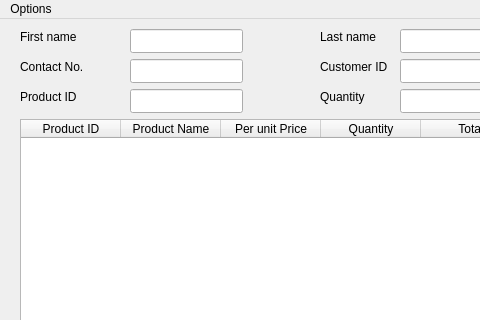
MalikTalha03/Sufi-Traders-DB, file Customer/form.ui: the form before one commit; both pictures show x 0 to 480 and y 0 to 320 of the 800 by 600 pixel window.
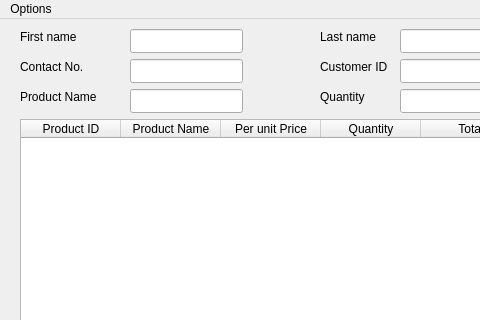
The form after the commit.

What changed in the file:
```diff
--- a/Customer/form.ui
+++ b/Customer/form.ui
@@ -42,12 +42,12 @@
      <rect>
       <x>20</x>
       <y>70</y>
-      <width>71</width>
+      <width>81</width>
       <height>16</height>
      </rect>
     </property>
     <property name="text">
-     <string>Product ID</string>
+     <string>Product Name</string>
     </property>
    </widget>
    <widget class="QLineEdit" name="lineEdit_6">
```
